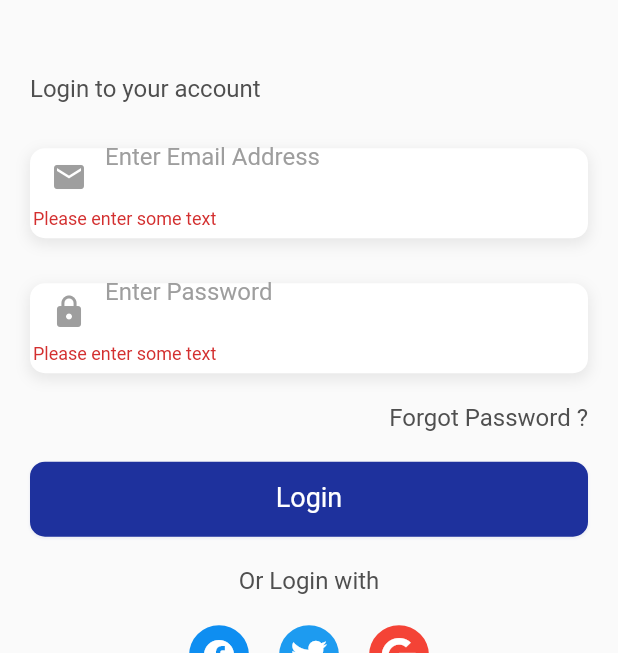
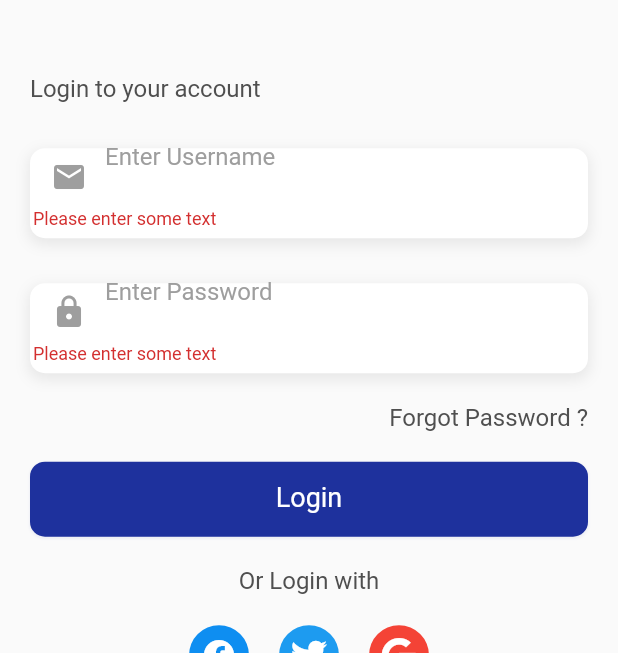
Before and after one commit to kennedyowusu/forum_mobile, a Flutter app: the screen it shows after launch, after a tap on "Login", on a phone screen of 412 x 824 dp, the part 175-828 px from its top. Run offline on Flutter 3.47's test engine with Material 2 defaults, Android fonts, the phone set to English and light mode, and no system bars; our stand-ins replace badges, cached_network_image, carousel_slider, flutter_svg, font_awesome_flutter, get and 1 more; network calls fail.

```diff
--- a/lib/screens/auth/login/login.dart
+++ b/lib/screens/auth/login/login.dart
@@ -1,5 +1,6 @@
 import 'package:flutter/material.dart';
 import 'package:get/get.dart';
+import 'package:online_course/controller/authentication.dart';
 import 'package:online_course/screens/auth/register/register.dart';
 import 'package:online_course/theme/color.dart';
 import 'package:online_course/widgets/button.dart';
@@ -12,8 +13,11 @@ class LoginScreen extends StatelessWidget {
   LoginScreen({Key? key}) : super(key: key);
   final formKey = GlobalKey<FormState>();
 
-  TextEditingController emailController = TextEditingController();
+  TextEditingController usernameController = TextEditingController();
   TextEditingController passwordController = TextEditingController();
+
+  final AuthenticationController _authenticationController =
+      Get.put(AuthenticationController());
 
   String email = '';
   String password = '';
@@ -57,8 +61,8 @@ class LoginScreen extends StatelessWidget {
                     ),
                     SizedBox(height: 20),
                     InputField(
-                      inputController: emailController,
-                      hintText: 'Enter Email Address',
+                      inputController: usernameController,
+                      hintText: 'Enter Username',
                       prefixIcon: Icons.email,
                       keyboardType: TextInputType.emailAddress,
                       obscureText: false,
@@ -69,7 +73,7 @@ class LoginScreen extends StatelessWidget {
                         return null;
                       },
                       onSaved: (value) {
-                        emailController.text = value!;
+                        usernameController.text = value!;
                       },
                     ),
                     SizedBox(height: 10),
@@ -86,7 +90,7 @@ class LoginScreen extends StatelessWidget {
                         return null;
                       },
                       onSaved: (value) {
-                        emailController.text = value!;
+                        usernameController.text = value!;
                       },
                     ),
                     SizedBox(height: 10),
@@ -101,14 +105,24 @@ class LoginScreen extends StatelessWidget {
                       ),
                     ),
                     SizedBox(height: 20),
-                    Button(
-                      buttonText: 'Login',
-                      onPressed: () {
-                        if (formKey.currentState!.validate()) {
-                          formKey.currentState!.save();
-                          print(emailController.text);
-                          print(passwordController.text);
-                        }
+                    Obx(
+                      () {
+                        return _authenticationController.isLoading.value
+                            ? CircularProgressIndicator(
+                                color: primary,
+                              )
+                            : Button(
+                                buttonText: 'Login',
+                                onPressed: () async {
+                                  if (formKey.currentState!.validate()) {
+                                    formKey.currentState!.save();
+                                    await _authenticationController.loginUser(
+                                      username: usernameController.text.trim(),
+                                      password: passwordController.text.trim(),
+                                    );
+                                  }
+                                },
+                              );
                       },
                     ),
                     SizedBox(height: 20),
--- a/lib/screens/home.dart
+++ b/lib/screens/home.dart
@@ -1,6 +1,7 @@
 
 import 'package:carousel_slider/carousel_slider.dart';
 import 'package:flutter/material.dart';
+import 'package:get_storage/get_storage.dart';
 import 'package:online_course/theme/color.dart';
 import 'package:online_course/utils/data.dart';
 import 'package:online_course/widgets/category_box.dart';
@@ -13,6 +14,9 @@ class HomePage extends StatefulWidget {
   @override
   _HomePageState createState() => _HomePageState();
 }
+
+final localStorage = GetStorage();
+final fetchUser = localStorage.read('token');
 
 class _HomePageState extends State<HomePage> {
   @override
--- /dev/null
+++ b/lib/services/endpoints.dart
@@ -0,0 +1 @@
+String BASE_URL = 'http://192.168.1.102:8000/api/';
--- a/lib/widgets/input_field.dart
+++ b/lib/widgets/input_field.dart
@@ -47,10 +47,7 @@ class InputField extends StatelessWidget {
         obscureText: obscureText ? true : false,
         keyboardType: keyboardType,
         validator: (value) {
-          if (value!.isEmpty) {
-            return 'Please enter some text';
-          }
-          return null;
+          return validator(value);
         },
         onSaved: (value) {
           inputController.text = value!;
--- a/pubspec.yaml
+++ b/pubspec.yaml
@@ -19,6 +19,8 @@ dependencies:
   carousel_slider: ^4.0.0
   get: ^4.6.5
   font_awesome_flutter: ^10.3.0
+  http: ^0.13.5
+  get_storage: ^2.0.3
 
 dev_dependencies:
   flutter_test:
```
Also changed, not shown: lib/controller/authentication.dart (added, +108 -0 lines), lib/screens/auth/auth_widgets/snackbar.dart (added, +23 -0 lines), lib/screens/auth/register/register.dart (+41 -11 lines), lib/screens/root_app.dart (+4 -4 lines), pubspec.lock.
